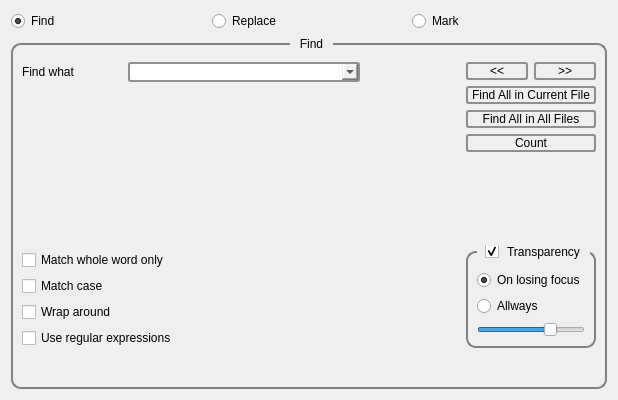
Bloc10FinTech/blockpad, file searchwgt.ui: the form before one commit.
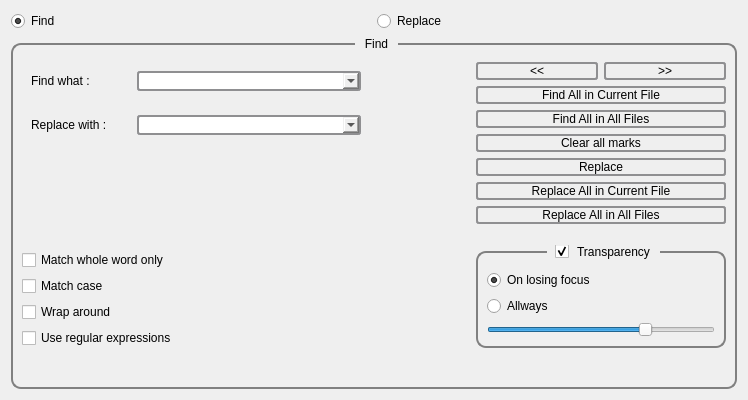
The form after the commit.

Patch:
```diff
--- a/searchwgt.ui
+++ b/searchwgt.ui
@@ -6,7 +6,7 @@
    <rect>
     <x>0</x>
     <y>0</y>
-    <width>618</width>
+    <width>740</width>
     <height>400</height>
    </rect>
   </property>
@@ -94,13 +94,6 @@
        </property>
       </widget>
      </item>
-     <item>
-      <widget class="QRadioButton" name="radioButtonMark">
-       <property name="text">
-        <string>Mark</string>
-       </property>
-      </widget>
-     </item>
     </layout>
    </item>
    <item>
@@ -120,6 +113,7 @@
         <item>
          <layout class="QVBoxLayout" name="verticalLayout_11">
           <item>
+           <widget class="QWidget" name="widgetFindWhat" native="true">
            <layout class="QHBoxLayout" name="horizontalLayout_10">
             <item>
              <widget class="QLabel" name="labelFindWhat">
@@ -142,7 +136,7 @@
                </size>
               </property>
               <property name="text">
-               <string>Find what</string>
+                <string>Find what :</string>
               </property>
              </widget>
             </item>
@@ -154,6 +148,45 @@
              </widget>
             </item>
            </layout>
+           </widget>
+          </item>
+          <item>
+           <widget class="QWidget" name="widgetReplaceWith" native="true">
+            <layout class="QHBoxLayout" name="horizontalLayout_14">
+             <item>
+              <widget class="QLabel" name="labelReplaceWith">
+               <property name="sizePolicy">
+                <sizepolicy hsizetype="Fixed" vsizetype="Preferred">
+                 <horstretch>0</horstretch>
+                 <verstretch>0</verstretch>
+                </sizepolicy>
+               </property>
+               <property name="minimumSize">
+                <size>
+                 <width>100</width>
+                 <height>0</height>
+                </size>
+               </property>
+               <property name="maximumSize">
+                <size>
+                 <width>100</width>
+                 <height>16777215</height>
+                </size>
+               </property>
+               <property name="text">
+                <string>Replace with :</string>
+               </property>
+              </widget>
+             </item>
+             <item>
+              <widget class="QComboBox" name="comboBoxReplaceWith">
+               <property name="editable">
+                <bool>true</bool>
+               </property>
+              </widget>
+             </item>
+            </layout>
+           </widget>
           </item>
           <item>
            <spacer name="verticalSpacer_6">
@@ -263,6 +296,12 @@
           </item>
           <item>
            <widget class="QPushButton" name="pushButtonFindAllCurrent">
+            <property name="minimumSize">
+             <size>
+              <width>250</width>
+              <height>0</height>
+             </size>
+            </property>
             <property name="text">
              <string>Find All in Current File</string>
             </property>
@@ -270,15 +309,66 @@
           </item>
           <item>
            <widget class="QPushButton" name="pushButtonFindAllAll">
+            <property name="minimumSize">
+             <size>
+              <width>250</width>
+              <height>0</height>
+             </size>
+            </property>
             <property name="text">
              <string>Find All in All Files</string>
             </property>
            </widget>
           </item>
           <item>
-           <widget class="QPushButton" name="pushButtonCount">
+           <widget class="QPushButton" name="pushButtonClear">
+            <property name="minimumSize">
+             <size>
+              <width>250</width>
+              <height>0</height>
+             </size>
+            </property>
             <property name="text">
-             <string>Count</string>
+             <string>Clear all marks</string>
+            </property>
+           </widget>
+          </item>
+          <item>
+           <widget class="QPushButton" name="pushButtonReplace">
+            <property name="minimumSize">
+             <size>
+              <width>250</width>
+              <height>0</height>
+             </size>
+            </property>
+            <property name="text">
+             <string>Replace</string>
+            </property>
+           </widget>
+          </item>
+          <item>
+           <widget class="QPushButton" name="pushButtonReplaceAllCurrent">
+            <property name="minimumSize">
+             <size>
+              <width>250</width>
+              <height>0</height>
+             </size>
+            </property>
+            <property name="text">
+             <string>Replace All in Current File</string>
+            </property>
+           </widget>
+          </item>
+          <item>
+           <widget class="QPushButton" name="pushButtonReplaceAllAll">
+            <property name="minimumSize">
+             <size>
+              <width>250</width>
+              <height>0</height>
+             </size>
+            </property>
+            <property name="text">
+             <string>Replace All in All Files</string>
             </property>
            </widget>
           </item>
```
Left out of the diff: 2 changed lines with no effect on the pictures. Lines whose indentation alone changed are shown as unchanged.
